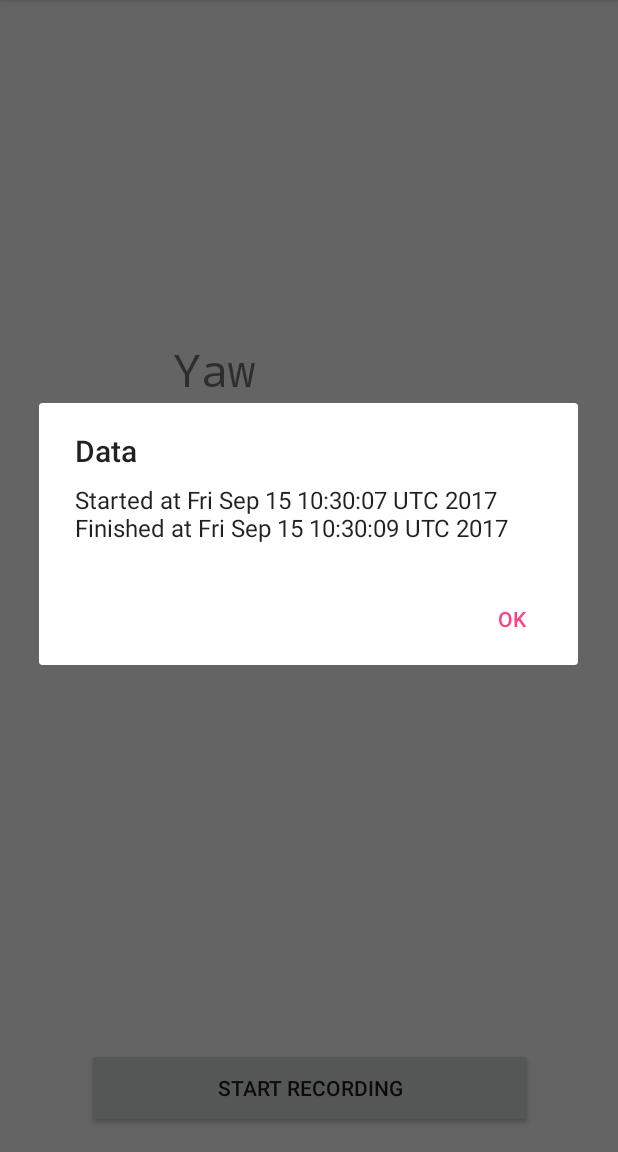
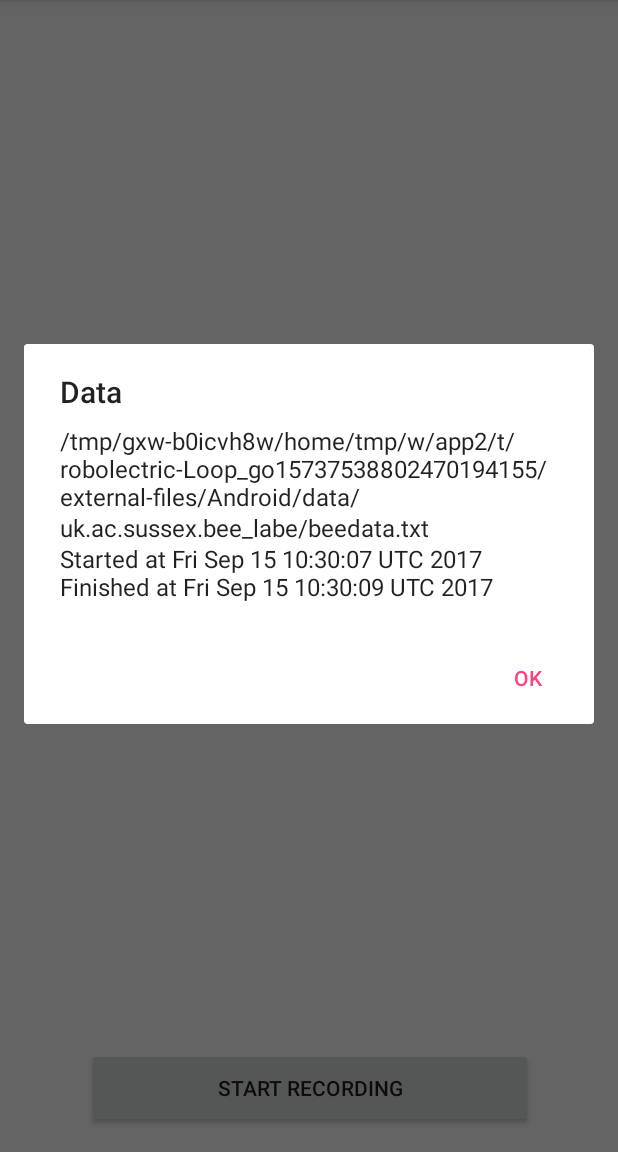
Before and after one commit to BrainsOnBoard/bee-labe, an Android app: the screen it shows after launch (MainActivity), after a tap on "STOP RECORDING", on a phone screen of 412 x 824 dp, the part 84-1236 px from its top. Run offline under Robolectric (Android 15) with nearby library versions, the light colour scheme and no system bars; 1 other tap on this screen came first.

Commit message:
dump recorded data to single external file

```diff
--- a/app/src/main/AndroidManifest.xml
+++ b/app/src/main/AndroidManifest.xml
@@ -1,6 +1,8 @@
 <?xml version="1.0" encoding="utf-8"?>
 <manifest xmlns:android="http://schemas.android.com/apk/res/android"
     package="uk.ac.sussex.bee_labe">
+
+    <uses-permission android:name="android.permission.WRITE_EXTERNAL_STORAGE" />
 
     <application
         android:allowBackup="true"
--- a/app/src/main/java/uk/ac/sussex/bee_labe/MainActivity.java
+++ b/app/src/main/java/uk/ac/sussex/bee_labe/MainActivity.java
@@ -2,12 +2,20 @@ package uk.ac.sussex.bee_labe;
 
 import android.content.Context;
 import android.content.DialogInterface;
-import android.hardware.*;
+import android.hardware.Sensor;
+import android.hardware.SensorEvent;
+import android.hardware.SensorEventListener;
+import android.hardware.SensorManager;
+import android.os.Bundle;
 import android.support.v7.app.AlertDialog;
 import android.support.v7.app.AppCompatActivity;
-import android.os.Bundle;
 import android.view.View;
-import android.widget.*;
+import android.widget.Button;
+import android.widget.TextView;
+
+import java.io.File;
+import java.io.FileOutputStream;
+import java.io.IOException;
 
 public class MainActivity extends AppCompatActivity implements SensorEventListener, View.OnClickListener {
     private static final int SENSOR_DELAY = 1000000; // µs
@@ -75,9 +83,20 @@ public class MainActivity extends AppCompatActivity implements SensorEventListen
         data.stopLogging();
         recButton.setText("Start Recording");
 
+        String msg = data.toString();
+        File dataFile = new File(getExternalFilesDir(null), "beedata.txt");
+        try {
+            FileOutputStream stream = new FileOutputStream(dataFile);
+            stream.write(msg.getBytes());
+            stream.close();
+        } catch (IOException e) {
+            msg = e.toString();
+        }
+        msg = dataFile.getAbsolutePath() + "\n" + msg;
+
         AlertDialog.Builder dialog = new AlertDialog.Builder(this);
         dialog.setTitle("Data");
-        dialog.setMessage(data.toString());
+        dialog.setMessage(msg);
         dialog.setPositiveButton(" OK ", new DialogInterface.OnClickListener() {
             public void onClick(DialogInterface dialog, int id) {
                 dialog.dismiss();
```
